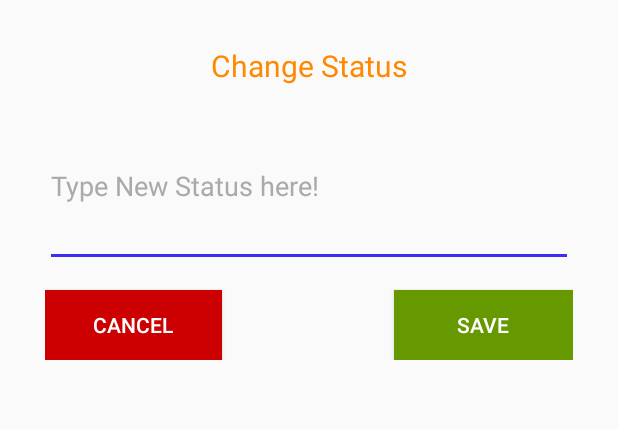
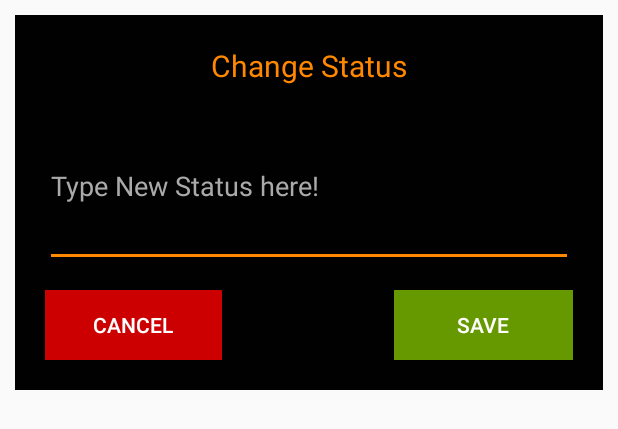
Before and after one commit to MohsanSultan/MooChat, an Android app: the layout custom_dialog_layout.xml on its own in the app's theme, with its tools: preview values and no code run, on a phone screen of 412 x 824 dp. Shown: the top 429 px of the screen. Run offline under Robolectric (Android 15) with nearby library versions, the phone set to English and light mode, and no system bars.

Commit message:
15-01-19

```diff
--- a/app/src/main/res/layout/custom_dialog_layout.xml
+++ b/app/src/main/res/layout/custom_dialog_layout.xml
@@ -1,8 +1,10 @@
 <?xml version="1.0" encoding="utf-8"?>
 <RelativeLayout xmlns:android="http://schemas.android.com/apk/res/android"
+    xmlns:tools="http://schemas.android.com/tools"
     android:layout_width="match_parent"
     android:layout_height="250dp"
     android:layout_margin="10dp"
+    android:background="#010101"
     android:padding="20dp">
 
 
@@ -12,12 +14,12 @@
         android:layout_height="wrap_content"
         android:layout_alignParentStart="true"
         android:layout_alignParentTop="true"
-        android:text="Change Status"
+        android:text="@string/change_status"
         android:textAlignment="center"
         android:textColor="@android:color/holo_orange_dark"
         android:textSize="20sp" />
 
-    <EditText
+    <android.support.v7.widget.AppCompatEditText
         android:id="@+id/new_status_editText"
         android:layout_width="match_parent"
         android:layout_height="108dp"
@@ -25,9 +27,12 @@
         android:layout_centerHorizontal="true"
         android:layout_marginTop="40dp"
         android:hint="@string/type_new_status_here"
-        android:inputType="textPersonName"
+        android:backgroundTint="@android:color/holo_orange_dark"
+        android:selectAllOnFocus="true"
+        android:singleLine="false"
         android:textColor="@android:color/white"
-        android:textColorHint="@android:color/darker_gray" />
+        android:textColorHint="@android:color/darker_gray"
+        tools:targetApi="lollipop" />
 
 
     <Button
--- a/app/src/main/res/menu/main_menu.xml
+++ b/app/src/main/res/menu/main_menu.xml
@@ -16,4 +16,8 @@
         android:id="@+id/main_logout_btn"
         android:orderInCategory="101"
         android:title="@string/logout" />
+    <item
+        android:id="@+id/main_del_ac_btn"
+        android:orderInCategory="101"
+        android:title="@string/deactivate_account" />
 </menu>
--- a/app/src/main/res/values/strings.xml
+++ b/app/src/main/res/values/strings.xml
@@ -24,6 +24,8 @@
     <string name="type_new_status_here">Type New Status here!</string>
     <string name="send_friend_request">Send Friend Request</string>
     <string name="decline_friend_request">Decline Friend Request</string>
+    <string name="change_status">Change Status</string>
+    <string name="deactivate_account">Deactivate Account</string>
 
     <!-- TODO: Remove or change this placeholder text -->
 </resources>
```
Also changed, not shown: app/src/main/java/com/example/moo_chat/moochat/MainActivity.java (+29 -0 lines), app/src/main/java/com/example/moo_chat/moochat/RegisterActivity.java (+14 -2 lines), app/src/main/java/com/example/moo_chat/moochat/SignInActivity.java (+22 -5 lines).
